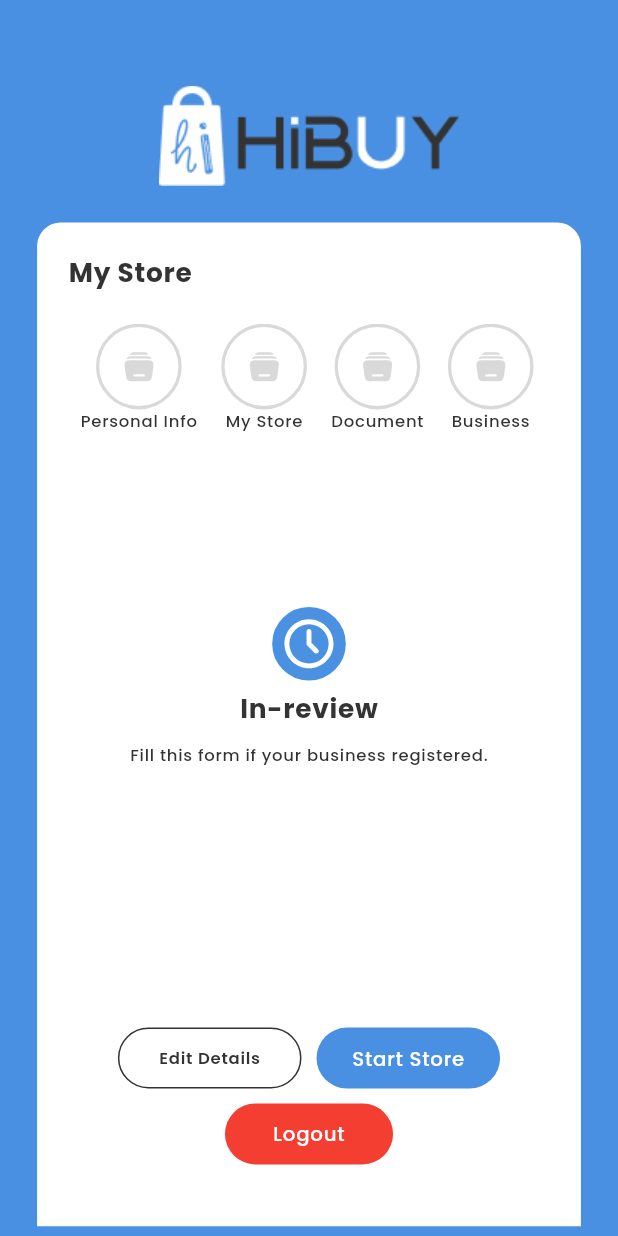
After one commit to The-Web-Concept-Org/hibuy_sellerapp, a Flutter app: the KycStatusScreen screen opened by its route, on a phone screen of 412 x 824 dp. The commit adds this screen. Run offline on Flutter 3.47's test engine with Material 3 defaults, Android fonts, the phone set to English and light mode, and no system bars; our stand-ins replace animated_custom_dropdown, another_flushbar, connectivity_plus, dio, equatable, flutter_bloc and 6 more; accounts and stored records are empty; network calls fail; project files that could hold a hidden picture were left out.

Commit message:
kyc apis error solved and status page design

```diff
--- a/lib/res/app_string/app_string.dart
+++ b/lib/res/app_string/app_string.dart
@@ -72,6 +72,11 @@ class AppStrings {
   static const editdetails = "Edit Details";
   static const startstore = "Start Store";
   static const logout = "Logout";
+  static const personalinfo = "Personal Info";
+  static const document = "Document";
+  static const account = "Account";
+  static const business = "Business";
+
 
   /// dashboard screen
   static const dashboard = "Dashboard";
@@ -167,4 +172,7 @@ class AppStrings {
   static const option1 = "Option 1";
   static const option2 = "Option 2";
   static const weight = "weight";
+
+
+
 }
--- a/lib/res/assets/image_assets.dart
+++ b/lib/res/assets/image_assets.dart
@@ -33,6 +33,7 @@ class ImageAssets {
   static const String delete = 'assets/dashboard/delete.svg';
   static const String referalfriend = 'assets/dashboard/refer_friend.svg';
   static const String copyicon = 'assets/dashboard/copyicon.svg';
+  static const String review = 'assets/images/review.svg';
 
 
 }
--- a/lib/res/routes/routes.dart
+++ b/lib/res/routes/routes.dart
@@ -20,6 +20,7 @@ import 'package:hibuy/view/profile_information.dart/bank_account_screen.dart';
 import 'package:hibuy/view/profile_information.dart/business_verification_screen.dart';
 import 'package:hibuy/view/profile_information.dart/document_verification_screen.dart';
 import 'package:hibuy/view/profile_information.dart/kyc_main.dart';
+import 'package:hibuy/view/profile_information.dart/kyc_status_screen.dart';
 import 'package:hibuy/view/profile_information.dart/personal_info_screen.dart';
 import 'package:hibuy/view/profile_information.dart/store_info_screen.dart';
 import 'package:hibuy/view/auth/select_type.dart';
@@ -132,6 +133,10 @@ class AppRoutes {
         return MaterialPageRoute(
           builder: (BuildContext context) => ReferalSetting(),
         );
+         case RoutesName.kycstatusscreen:
+        return MaterialPageRoute(
+          builder: (BuildContext context) =>  KycStatusScreen(),
+        );
       default:
         return MaterialPageRoute(
           builder: (_) {
--- a/lib/res/routes/routes_name.dart
+++ b/lib/res/routes/routes_name.dart
@@ -26,4 +26,5 @@ class RoutesName {
   static const String profile = 'profile';
   static const String password = 'password';
   static const String myreferals = 'myreferals';
+  static const String kycstatusscreen = 'kycstatusscreen';
 }
--- a/lib/view/auth/bloc/auth_bloc.dart
+++ b/lib/view/auth/bloc/auth_bloc.dart
@@ -273,7 +273,7 @@ class AuthBloc extends Bloc<AuthEvent, AuthState> {
         if (state.storePinLocation?.isNotEmpty ?? false)
           "store_pin_location": state.storePinLocation,
         if (state.storeProfilePicture != null)
-          "store_profile_picture": state.storeProfilePicture,
+          "store_profile_picture_store": state.storeProfilePicture,
         // ---------- DOCUMENTS INFO ----------
         "documents_status": "pending",
         if (state.documentsCountry?.isNotEmpty ?? false)
--- a/lib/view/auth/splash_screen.dart
+++ b/lib/view/auth/splash_screen.dart
@@ -28,7 +28,7 @@ class _SplashScreenState extends State<SplashScreen> {
     Timer(const Duration(seconds: 3), () {
       if (token != null && token.isNotEmpty) {
         // Agar token hai to KYC screen
-        Navigator.pushReplacementNamed(context, RoutesName.kycMain);
+        Navigator.pushReplacementNamed(context, RoutesName.kycstatusscreen);
       } else {
         // Agar token nahi hai to select_type
         Navigator.pushReplacementNamed(context, RoutesName.selectType);
--- a/lib/view/profile_information.dart/bank_account_screen.dart
+++ b/lib/view/profile_information.dart/bank_account_screen.dart
@@ -146,7 +146,7 @@ class _BankAccountScreenState extends State<BankAccountScreen> {
                   items: const ['savings', 'current'],
                    controller: _accountTypeController,
                   onChanged: (value) async {
-                    print('Selected: $value');
+                    print('Selected: ${_accountTypeController.value}');
                   },
                 ),
               ),
@@ -267,7 +267,7 @@ class _BankAccountScreenState extends State<BankAccountScreen> {
                         ),
                       ),
                     );
-                    Navigator.pushNamed(context, RoutesName.bottomnabBar);
+                    Navigator.pushNamed(context, RoutesName.kycstatusscreen);
                   } else if (state.authStatus == AuthStatus.error) {
                     ScaffoldMessenger.of(context).showSnackBar(
                       SnackBar(
@@ -309,7 +309,7 @@ class _BankAccountScreenState extends State<BankAccountScreen> {
                           : null;
                       context.read<AuthBloc>().add(
                         SubmitAllFormsEvent(
-                          accountType: _accountTypeController.toString(),
+                          accountType: _accountTypeController.value??'', // .value in all controller
                           bankName: _bankNameController.text,
                           branchCode: _branchCodeController.text,
                           branchName: _branchNameController.text,
--- a/lib/view/profile_information.dart/document_verification_screen.dart
+++ b/lib/view/profile_information.dart/document_verification_screen.dart
@@ -373,8 +373,8 @@ class _DocumentVerificationScreenState
                         context.read<AuthBloc>().add(
                           SaveDocumentsInfoEvent(
                             country: countryController.text,
-                            province: provinceController.toString(),
-                            city: cityController.toString(),
+                            province: provinceController.value??'',
+                            city: cityController.value??'',
                             homeBill: profileImage,
                             shopVideo: frontImage,
                           ),
--- /dev/null
+++ b/lib/view/profile_information.dart/kyc_status_screen.dart
@@ -0,0 +1,260 @@
+import 'dart:developer';
+
+import 'package:flutter/material.dart' hide StepState;
+import 'package:flutter_bloc/flutter_bloc.dart';
+import 'package:flutter_svg/svg.dart';
+import 'package:hibuy/Bloc/profile_bloc.dart/steptile_bloc/steptile_bloc.dart';
+import 'package:hibuy/Bloc/profile_bloc.dart/steptile_bloc/steptile_event.dart';
+import 'package:hibuy/Bloc/profile_bloc.dart/steptile_bloc/steptile_state.dart';
+import 'package:hibuy/res/app_string/app_string.dart';
+import 'package:hibuy/res/assets/image_assets.dart';
+import 'package:hibuy/res/colors/app_color.dart';
+import 'package:hibuy/res/media_querry/media_query.dart';
+import 'package:hibuy/res/routes/routes_name.dart';
+import 'package:hibuy/res/text_style.dart';
+import 'package:hibuy/widgets/profile_widget.dart/status_step_tile.dart';
+
+class KycStatusScreen extends StatefulWidget {
+  const KycStatusScreen({super.key});
+
+  @override
+  State<KycStatusScreen> createState() => _KycStatusScreenState();
+}
+
+class _KycStatusScreenState extends State<KycStatusScreen> {
+  @override
+  Widget build(BuildContext context) {
+    return Scaffold(
+      backgroundColor: AppColors.primaryColor,
+      body: SingleChildScrollView(
+        child: Container(
+          height: context.screenHeight,
+          padding: EdgeInsets.symmetric(horizontal: context.widthPct(0.06)),
+          child: Column(
+            crossAxisAlignment: CrossAxisAlignment.center,
+            children: [
+              SizedBox(height: context.heightPct(0.05)),
+
+              /// Logo
+              Center(
+                child: Image.asset(
+                  ImageAssets.app_logo,
+                  height: context.heightPct(0.12),
+                ),
+              ),
+              SizedBox(height: context.heightPct(0.01)),
+
+              /// Steps container
+              SingleChildScrollView(
+                child: Column(
+                  children: [
+                    Container(
+                      width: double.infinity,
+                      //height: context.heightPct(0.73),
+                      padding: EdgeInsets.all(context.widthPct(19.0 / 375)),
+                      decoration: BoxDecoration(
+                        color: AppColors.white,
+                        borderRadius: BorderRadius.only(
+                          topLeft: Radius.circular(
+                            context.widthPct(14.29 / 375),
+                          ),
+                          topRight: Radius.circular(
+                            context.widthPct(14.29 / 375),
+                          ),
+                        ),
+                      ),
+                      child: Column(
+                        crossAxisAlignment: CrossAxisAlignment.start,
+                        children: [
+                          Text(
+                            AppStrings.mystore,
+                            style: AppTextStyles.h4(context),
+                          ),
+                          SizedBox(height: context.heightPct(0.025)),
+
+                          /// Dynamic step list
+                          BlocBuilder<StepBloc, StepState>(
+                            builder: (context, state) {
+                              // Fetch steps data
+                              final steps = [
+                                {
+                                  "title": AppStrings.personalinfo,
+                                  "route": RoutesName.personalinformation,
+                                },
+                                {
+                                  "title": AppStrings.mystore,
+                                  "route": RoutesName.myStoreInformation,
+                                },
+                                {
+                                  "title": AppStrings.document,
+                                  "route": RoutesName.documentVerification,
+                                },
+                                {
+                                  "title": AppStrings.business,
+                                  "route": RoutesName.businessVerification,
+                                },
+                                {
+                                  "title": AppStrings.account,
+                                  "route": RoutesName.bankAccountVerification,
+                                },
+                              ];
+                              // Set default value for selectedStep
+                              int selectedStep = 0;
+                              if (state is StepSelectedState) {
+                                selectedStep = state
+                                    .selectedStep; // Update if state is StepSelectedState
+                              }
+                              return SingleChildScrollView(
+                                scrollDirection: Axis.horizontal,
+                                child: Row(
+                                  mainAxisAlignment:
+                                      MainAxisAlignment.spaceBetween,
+                                  children: List.generate(steps.length, (
+                                    index,
+                                  ) {
+                                    bool isSelected =
+                                        state is StepSelectedState &&
+                                        state.selectedStep == index;
+                                    return Padding(
+                                      padding: const EdgeInsets.symmetric(
+                                        horizontal: 8.0,
+                                      ),
+                                      child: StatusStepTile(
+                                        index: index,
+                                        title: steps[index]["title"]!,
+                                        isSelected: selectedStep == index,
+                                        isCompleted: index < selectedStep,
+                                        isLast: index == steps.length - 1,
+                                        onTap: () {
+                                          Navigator.pushNamed(
+                                            context,
+                                            steps[index]["route"]!,
+                                          );
+                                          context.read<StepBloc>().add(
+                                            StepChangedEvent(index),
+                                          );
+                                        },
+                                      ),
+                                    );
+                                  }),
+                                ),
+                              );
+                            },
+                          ),
+                          SizedBox(height: context.heightPct(92 / 812)),
+                          Column(
+                            mainAxisAlignment: MainAxisAlignment.center,
+                            children: [
+                              Center(
+                                child: SvgPicture.asset(
+                                  ImageAssets.review,
+                                  height: context.heightPct(60 / 812),
+                                  width: context.widthPct(60 / 375),
+                                  fit: BoxFit.contain,
+                                ),
+                              ),
+                              Text(
+                                AppStrings.inreview,
+                                style: AppTextStyles.h4(context),
+                              ),
+                              SizedBox(height: context.heightPct(10 / 812)),
+                              Text(
+                                AppStrings.reviewtext,
+                                style: AppTextStyles.unselect(context),
+                              ),
+                              SizedBox(height: context.heightPct(151 / 812)),
+                            ],
+                          ),
+                          Container(
+                            padding: EdgeInsets.symmetric(
+                              horizontal: context.widthPct(25 / 312),
+                              vertical: context.heightPct(20 / 812),
+                            ),
+                            child: Column(
+                              mainAxisAlignment: MainAxisAlignment.center,
+                              children: [
+                                Row(
+                                  mainAxisAlignment:
+                                      MainAxisAlignment.spaceBetween,
+                                  children: [
+                                    // Edit Details Button
+                                    Expanded(
+                                      child: Container(
+                                        height: context.heightPct(40 / 812),
+                                        decoration: BoxDecoration(
+                                          border: Border.all(
+                                            color: AppColors.secondry,
+                                            width: 1,
+                                          ),
+                                          borderRadius: BorderRadius.circular(
+                                            100,
+                                          ),
+                                        ),
+                                        child: Center(
+                                          child: Text(
+                                            AppStrings.editdetails,
+                                            style: AppTextStyles.samibold3(
+                                              context,
+                                            ),
+                                          ),
+                                        ),
+                                      ),
+                                    ),
+                                    SizedBox(
+                                      width: 10,
+                                    ), // spacing between buttons
+                                    // Start Store Button
+                                    Expanded(
+                                      child: Container(
+                                        height: context.heightPct(40 / 812),
+                                        decoration: BoxDecoration(
+                                          color: AppColors.primaryColor,
+                                          borderRadius: BorderRadius.circular(
+                                            100,
+                                          ),
+                                        ),
+                                        child: Center(
+                                          child: Text(
+                                            AppStrings.startstore,
+                                            style: AppTextStyles.medium2(
+                                              context,
+                                            ),
+                                          ),
+                                        ),
+                                      ),
+                                    ),
+                                  ],
+                                ),
+                                SizedBox(height: 10),
+
+                                // Red Button
+                                Container(
+                                  height: context.heightPct(40 / 812),
+                                  width: context.widthPct(102 / 375),
+                                  decoration: BoxDecoration(
+                                    color: AppColors.red,
+                                    borderRadius: BorderRadius.circular(100),
+                                  ),
+                                  child: Center(
+                                    child: Text(
+                                      AppStrings.logout,
+                                      style: AppTextStyles.medium2(context),
+                                    ),
+                                  ),
+                                ),
+                              ],
+                            ),
+                          ),
+                        ],
+                      ),
+                    ),
+                  ],
+                ),
+              ),
+            ],
+          ),
+        ),
+      ),
+    );
+  }
+}
--- a/lib/view/profile_information.dart/store_info_screen.dart
+++ b/lib/view/profile_information.dart/store_info_screen.dart
@@ -456,12 +456,12 @@ class _StoreInfoScreenState extends State<StoreInfoScreen> {
                         context.read<AuthBloc>().add(
                           SaveStoreInfoEvent(
                             storeName: storeNameController.text,
-                            type: storeTypeController.toString(),
+                            type: storeTypeController.value??'',
                             phoneNo: phoneNoController.text,
                             email: emailController.text,
                             country: countryController.text,
-                            province: provinceController.toString(),
-                            city: cityController.toString(),
+                            province: provinceController.value??'',
+                            city: cityController.value??'',
                             zipCode: zipCodeController.text,
                             address: addressController.text,
                             pinLocation: pinLocationController.text,
--- /dev/null
+++ b/lib/widgets/profile_widget.dart/status_step_tile.dart
@@ -0,0 +1,105 @@
+import 'package:flutter/material.dart';
+import 'package:flutter_svg/flutter_svg.dart';
+import 'package:hibuy/res/assets/image_assets.dart';
+import 'package:hibuy/res/colors/app_color.dart';
+import 'package:hibuy/res/media_querry/media_query.dart';
+import 'package:hibuy/res/text_style.dart';
+
+class StatusStepTile extends StatelessWidget {
+  final int index;
+  final String title;
+
+  final bool isSelected;
+  final bool isCompleted;
+  final bool isLast;
+  final VoidCallback? onTap;
+
+  const StatusStepTile({
+    required this.index,
+    required this.title,
+
+    required this.isSelected,
+    required this.isCompleted,
+    required this.isLast,
+    this.onTap,
+    super.key,
+  });
+
+  @override
+  Widget build(BuildContext context) {
+    return InkWell(
+      onTap: onTap,
+      child: Column(
+            children: [
+              Stack(
+                clipBehavior: Clip.none,
+                children: [
+                  /// Circle with border + main icon
+                  Container(
+                    padding: EdgeInsets.all(context.widthPct(4 / 375)),
+                    decoration: BoxDecoration(
+                      shape: BoxShape.circle,
+                      border: Border.all(
+                        color: isCompleted
+                            ? AppColors.profileborder
+                            : AppColors.gray,
+                        width: context.widthPct(2 / 375),
+                      ),
+                    ),
+                    child: CircleAvatar(
+                      radius: context.widthPct(20 / 375),
+                      backgroundColor: AppColors.white,
+                      child: SvgPicture.asset(
+                        ImageAssets.documents, // 👈 your step icon
+                        height: context.heightPct(20 / 812),
+                        width: context.widthPct(20 / 375),
+                        color: isCompleted
+                            ? AppColors.profileborder
+                            : AppColors.gray,
+                        fit: BoxFit.contain,
+                      ),
+                    ),
+                  ),
+
+                  /// ✅ Only show top-right icon when completed
+                  if (isCompleted)
+                    Positioned(
+                      right: -context.widthPct(2 / 375),
+                      top: -context.heightPct(2 / 812),
+                      child: CircleAvatar(
+                        radius: context.widthPct(10 / 375),
+                        backgroundColor: AppColors.profileborder,
+                        child:SvgPicture.asset(
+                          ImageAssets.profile, // ✅ completed step icon
+                          height: context.heightPct(10 / 812),
+                          width: context.widthPct(10 / 375),
+                          fit: BoxFit.contain,
+                        ),
+                      ),
+                    ),
+                ],
+              ),
+
+              /// Connector line (if not last step)
+              // if (!isLast)
+              //   Container(
+              //     height: context.heightPct(20 / 812),
+              //     width: context.widthPct(2 / 375),
+              //     color: AppColors.gray,
+              //   ),
+                SizedBox(width: context.widthPct(12 / 375)),
+          Column(
+            crossAxisAlignment: CrossAxisAlignment.start,
+            children: [
+              Text(title, style: AppTextStyles.unselect(context)),
+              SizedBox(height: context.heightPct(16 / 812)),
+            ],
+          ),
+            ],
+          ),
+
+
+
+    );
+  }
+}
```
Also changed, not shown: assets/images/review.svg (added).
